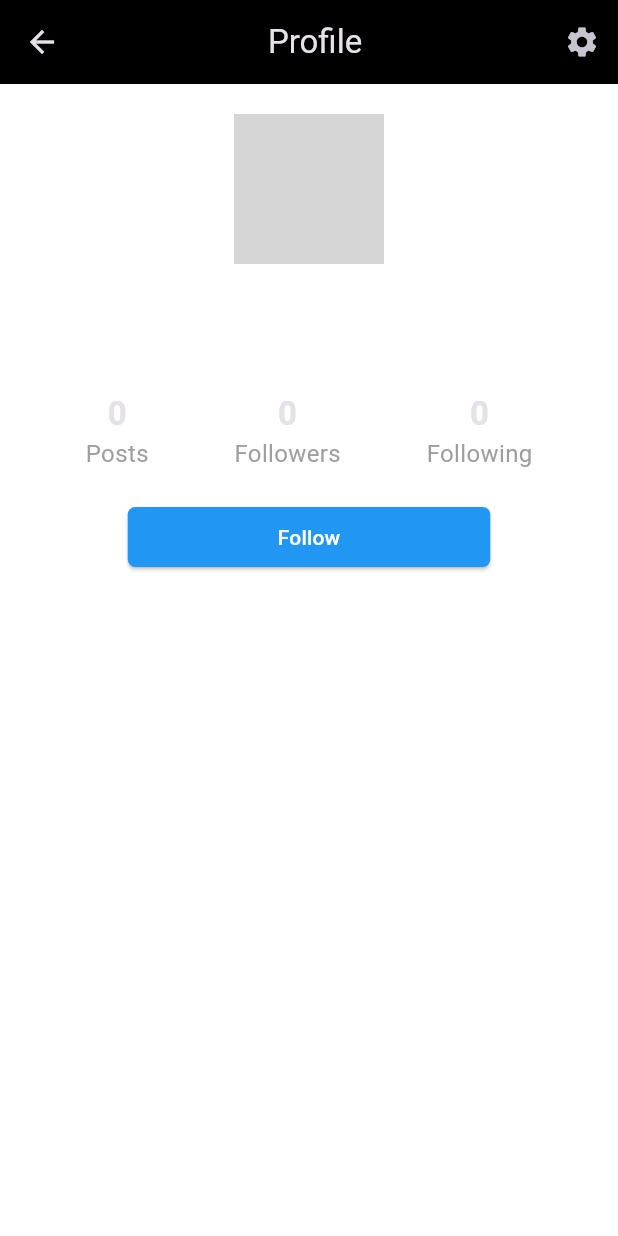
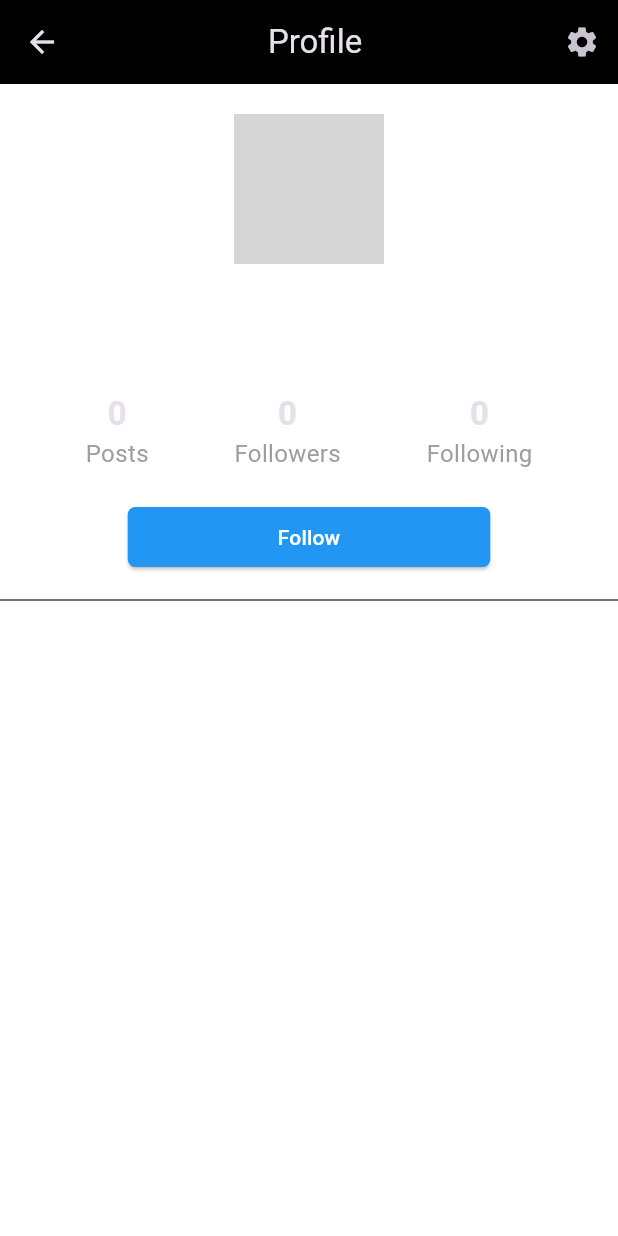
Before and after one commit to abir739/Instagram-Clone, a Flutter app: the UsersProfilePage screen opened directly with empty values, on a phone screen of 412 x 824 dp. Run offline on Flutter 3.47's test engine with Material 3 defaults, Android fonts, the phone set to English and light mode, and no system bars; our stand-ins replace cloud_firestore, curved_navigation_bar, firebase_auth, firebase_core, firebase_storage, flutter_svg and 1 more; accounts and stored records are empty; network calls fail; grey boxes are pictures that could not be loaded.

Commit message:
edit profil

```diff
--- a/lib/screens/user_profile._page.dart
+++ b/lib/screens/user_profile._page.dart
@@ -17,6 +17,29 @@ class _ProfilePageState extends State<UsersProfilePage> {
   int posts = 0;
   bool isFollowing = false;
   bool isLoading = false;
+
+  @override
+  void initState() {
+    super.initState();
+    getData();
+  }
+
+  getData() async {
+    setState(() {
+      isLoading = true;
+    });
+
+    try {
+      // get post lENGTH
+      var postSnap = await FirebaseFirestore.instance
+          .collection('posts')
+          .where('uid', isEqualTo: widget.user.uid)
+          .get();
+      posts = postSnap.docs.length;
+
+      setState(() {});
+    } catch (e) {}
+  }
 
   @override
   Widget build(BuildContext context) {
@@ -65,7 +88,7 @@ class _ProfilePageState extends State<UsersProfilePage> {
             Row(
               mainAxisAlignment: MainAxisAlignment.spaceEvenly,
               children: [
-                _buildStatColumn('Posts', widget.user.posts.length),
+                _buildStatColumn('Posts', posts),
                 _buildStatColumn('Followers', widget.user.followers.length),
                 _buildStatColumn('Following', widget.user.following.length),
               ],
@@ -86,6 +109,41 @@ class _ProfilePageState extends State<UsersProfilePage> {
                     const EdgeInsets.symmetric(horizontal: 100, vertical: 10),
               ),
             ),
+            const SizedBox(height: 10),
+            const Divider(),
+            const SizedBox(height: 10),
+            FutureBuilder(
+              future: FirebaseFirestore.instance
+                  .collection('posts')
+                  .where('uid', isEqualTo: widget.user.uid)
+                  .get(),
+              builder: (context, snapshot) {
+                if (snapshot.connectionState == ConnectionState.waiting) {
+                  return const Center(
+                    child: CircularProgressIndicator(),
+                  );
+                }
+
+                return GridView.builder(
+                  gridDelegate: const SliverGridDelegateWithFixedCrossAxisCount(
+                    crossAxisCount: 3,
+                    crossAxisSpacing: 8.0,
+                    mainAxisSpacing: 8.0,
+                  ),
+                  shrinkWrap: true,
+                  itemCount: (snapshot.data! as dynamic).docs.length,
+                  itemBuilder: (context, index) {
+                    DocumentSnapshot post =
+                        (snapshot.data! as dynamic).docs[index];
+
+                    return Image.network(
+                      post['postUrl'],
+                      fit: BoxFit.cover,
+                    );
+                  },
+                );
+              },
+            )
           ],
         ),
       ),
```
Also changed, not shown: lib/screens/edit_Profile_Page.dart (added, +107 -0 lines), lib/screens/profile_Page.dart (+13 -4 lines).
